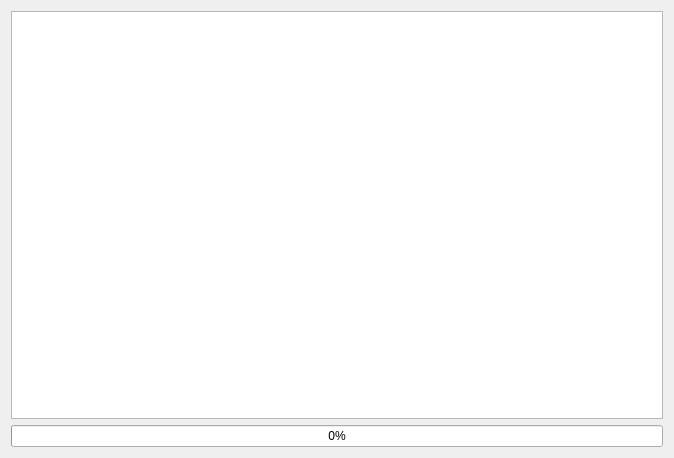
This is texture_selector.ui in azagaya/LaigterTextureBrushPlugin as Qt 5 draws it before an edit. The edited form follows.
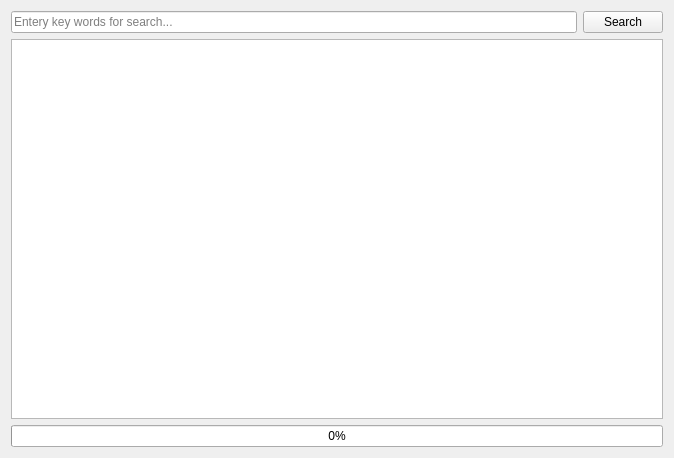
This is the edited form.

Commit message: Added search box

The edit to the form file:
```diff
--- a/texture_selector.ui
+++ b/texture_selector.ui
@@ -15,6 +15,20 @@
   </property>
   <layout class="QGridLayout" name="gridLayout">
    <item row="0" column="0">
+    <widget class="QLineEdit" name="lineEdit">
+     <property name="placeholderText">
+      <string>Entery key words for search...</string>
+     </property>
+    </widget>
+   </item>
+   <item row="0" column="1">
+    <widget class="QPushButton" name="pushButton">
+     <property name="text">
+      <string>Search</string>
+     </property>
+    </widget>
+   </item>
+   <item row="1" column="0" colspan="2">
     <widget class="QListWidget" name="listWidget">
      <property name="iconSize">
       <size>
@@ -33,7 +47,7 @@
      </property>
     </widget>
    </item>
-   <item row="1" column="0">
+   <item row="2" column="0" colspan="2">
     <widget class="QProgressBar" name="progressBar">
      <property name="value">
       <number>0</number>
```
The commit also changes 4 other files.
